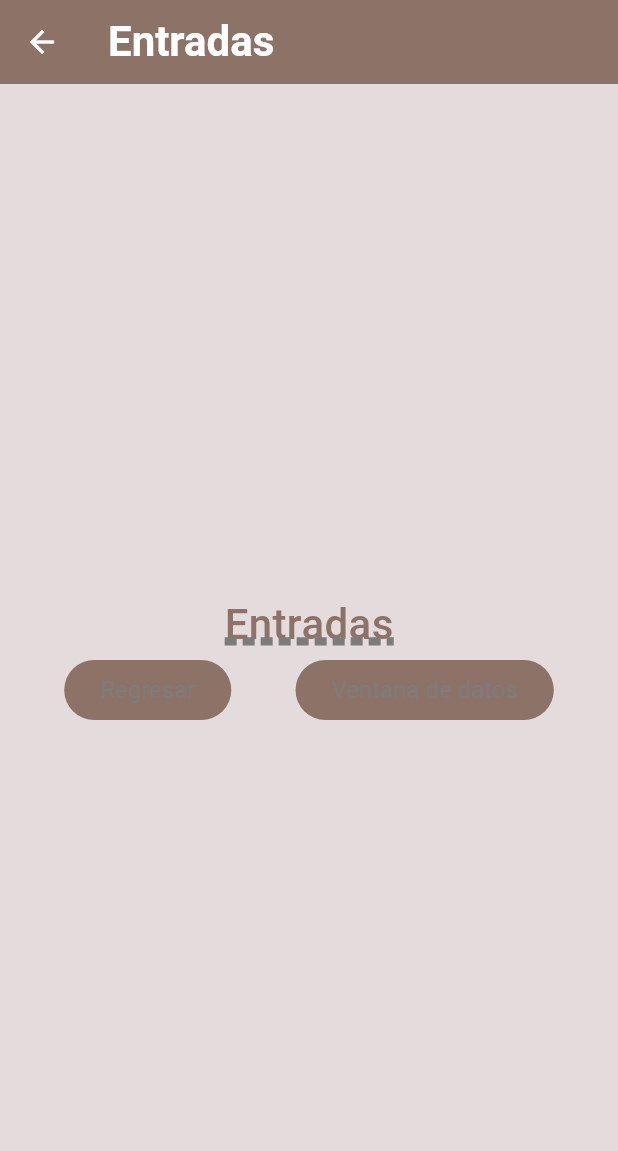
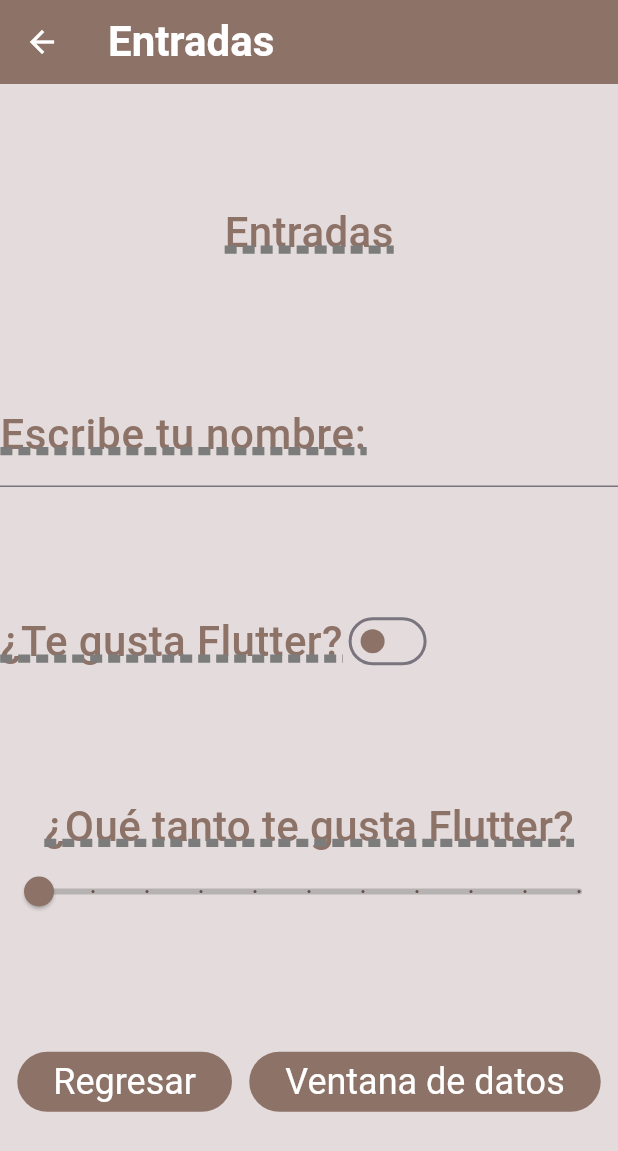
Before and after one commit to DerekAguilar/Componentes-Flutter, a Flutter app: the InputsScreen screen opened directly, on a phone screen of 412 x 824 dp. Shown: the top 1151 px of the screen. Run offline on Flutter 3.47's test engine with Material 3 defaults, Android fonts, the phone set to English and light mode, and no system bars; our stand-ins replace google_fonts; Roboto replaces fonts that are missing (Acme, Alice).

Commit message:
Added Widgets to InputsScreen

```diff
--- a/lib/screens/inputs_screen.dart
+++ b/lib/screens/inputs_screen.dart
@@ -9,6 +9,8 @@ class InputsScreen extends StatefulWidget {
 }
 
 class _InputsScreenState extends State<InputsScreen> {
+  bool switchFlag=false; // controla el widget switch
+  double sliderValue=0.0;
   @override
   Widget build(BuildContext context) {
     return Scaffold(
@@ -16,28 +18,25 @@ class _InputsScreenState extends State<InputsScreen> {
         title: const Text('Entradas'),
       ),
       body: Column(
-        mainAxisAlignment: MainAxisAlignment.center,
+        mainAxisAlignment: MainAxisAlignment.spaceEvenly,
         children: [
           Text(
             'Entradas',
             style: AppTheme.lightTheme.textTheme.headlineLarge
           ),
-          Row(
+          nameInput(),
+          switchInput(),
+          sliderInput(),
+          const Row(
             mainAxisAlignment: MainAxisAlignment.spaceEvenly,
             children: [
               ElevatedButton(
                 onPressed: null,
-                child: Text(
-                  'Regresar',
-                  style: AppTheme.lightTheme.textTheme.bodySmall
-                ),
+                child: Text('Regresar'),
               ),
               ElevatedButton(
                 onPressed: null,
-                child: Text(
-                  'Ventana de datos',
-                  style: AppTheme.lightTheme.textTheme.bodySmall
-                ),
+                child: Text('Ventana de datos'),
               ),
             ],
           )
@@ -45,4 +44,66 @@ class _InputsScreenState extends State<InputsScreen> {
       ),
     );
   }
+
+  TextField nameInput() {
+    return TextField(
+          style: AppTheme.lightTheme.textTheme.headlineMedium,
+          decoration: InputDecoration(
+            border: const UnderlineInputBorder(),
+            labelText: 'Escribe tu nombre:',
+            labelStyle: AppTheme.lightTheme.textTheme.headlineLarge,
+          ),
+        );
+  }
+
+  Row switchInput(){
+    return Row(
+      mainAxisAlignment: MainAxisAlignment.start,
+      children: <Widget>[
+        Text(
+          '¿Te gusta Flutter?',
+          style: AppTheme.lightTheme.textTheme.headlineLarge,
+        ),
+        Switch(
+          value: switchFlag,
+          onChanged: (value) {
+            setState(() {
+              switchFlag=value;
+            });
+          },
+          activeTrackColor: AppTheme.primColor,
+          activeColor: AppTheme.bgColorLight,
+          inactiveThumbColor: AppTheme.primColor,
+          inactiveTrackColor: AppTheme.bgColorLight,
+        )
+      ],
+    );
+  }
+
+  Column sliderInput(){
+    return Column(
+      mainAxisAlignment: MainAxisAlignment.start,
+      children: [
+        Text(
+          '¿Qué tanto te gusta Flutter?',
+          style: AppTheme.lightTheme.textTheme.headlineLarge,
+        ),
+        Slider(
+          min:0.0,
+          max:10.0,
+          divisions: 10,
+          value: sliderValue,
+          onChanged: (value) {
+            setState(() {
+              sliderValue=value;
+            });
+          },
+          thumbColor: AppTheme.primColor,
+          activeColor: AppTheme.darkPrimColor,
+          inactiveColor: const Color.fromARGB(255, 182, 178, 178),
+          label: '${sliderValue.round()}',
+        ),
+      ],
+    );
+  }
 }
--- a/lib/theme/app_theme.dart
+++ b/lib/theme/app_theme.dart
@@ -5,6 +5,8 @@ import 'package:google_fonts/google_fonts.dart';
 class AppTheme {
   // Constante color primario
   static const primColor=Color.fromARGB(255, 141,114, 104);
+  // Color primario oscurecido
+  static const darkPrimColor=Color.fromARGB(255, 99, 80, 73);
   // Constante color secundario
   static const secColor=Color.fromARGB(255, 124, 124, 124);
   // Constante de color de fondo modo claro
@@ -46,6 +48,12 @@ class AppTheme {
         decorationStyle: TextDecorationStyle.dashed,
         decorationThickness: 4.0
       ),
+      headlineMedium: GoogleFonts.acme(
+        color:primColor,
+        fontSize: 20.0,
+        fontWeight: FontWeight.bold,
+        fontStyle: FontStyle.normal,
+      ),
       // Estilo para texto pequeño
       bodySmall: GoogleFonts.alice(
         color:secColor,
```
